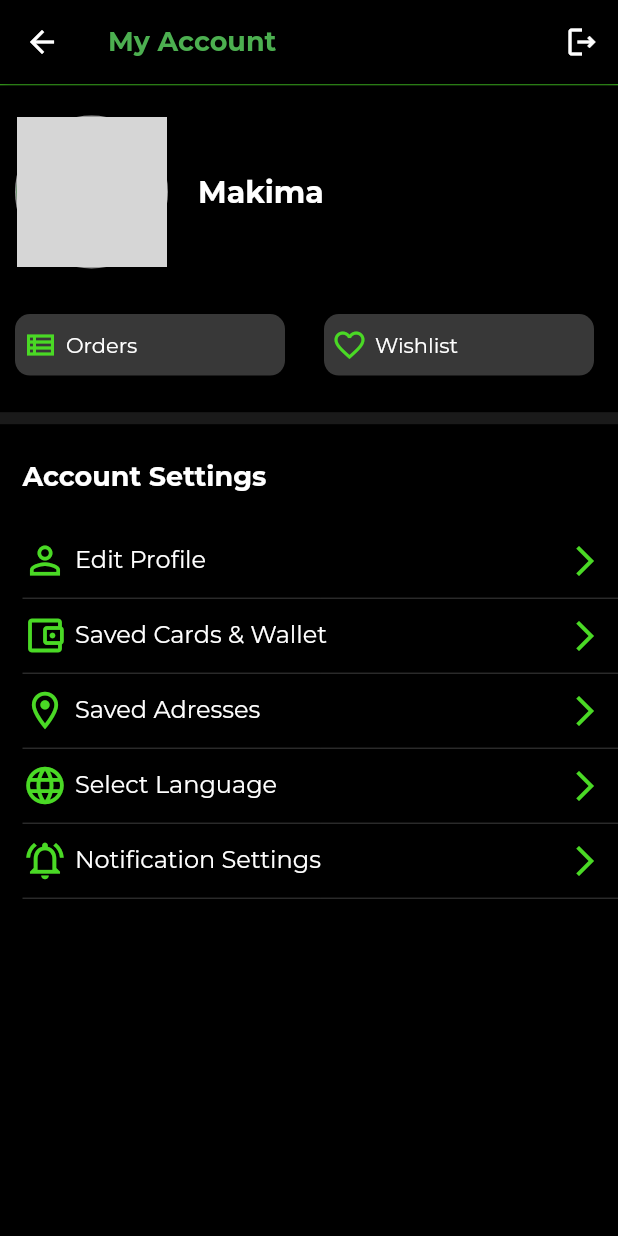
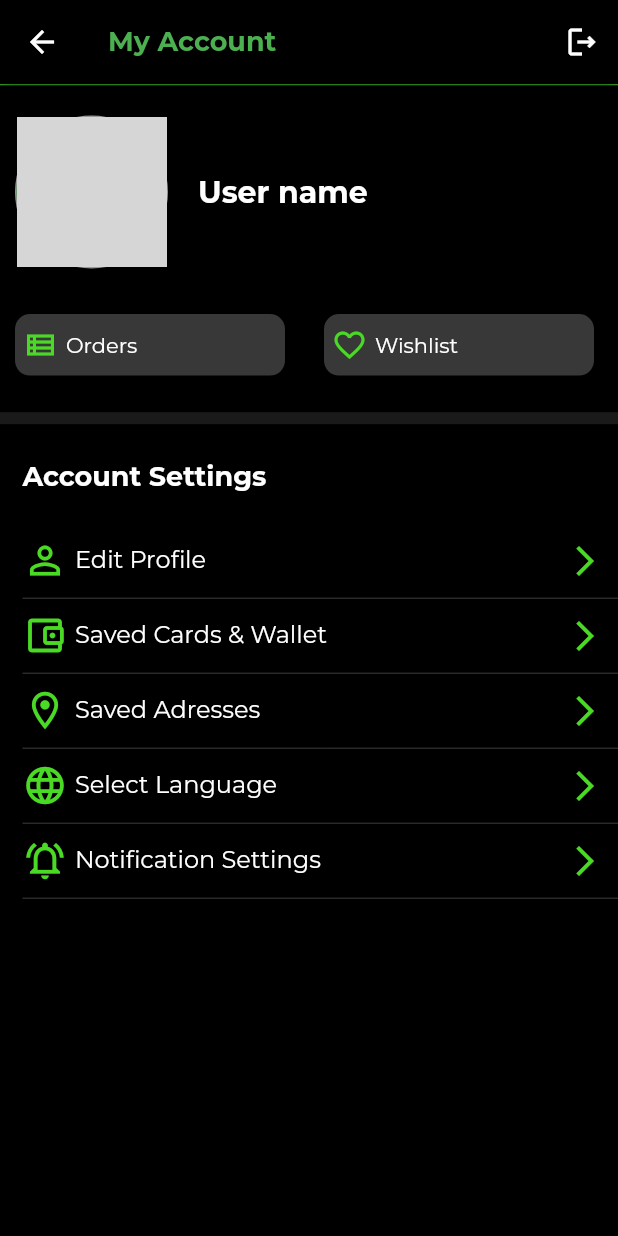
Before and after one commit to safder2000/Razer, a Flutter app: the ScreenAccount screen opened directly, on a phone screen of 412 x 824 dp. Run offline on Flutter 3.47's test engine with Material 2 defaults, Android fonts, the phone set to English and light mode, and no system bars; our stand-ins replace bloc, cloud_firestore, email_validator, firebase_auth, firebase_core, firebase_storage and 4 more; accounts and stored records are empty; network calls fail; grey boxes are pictures that could not be loaded.

Commit message:
user profie edit successfully failed 👍

```diff
--- /dev/null
+++ b/lib/application/EditProfile/edit_profile_event.dart
@@ -0,0 +1,15 @@
+part of 'edit_profile_bloc.dart';
+
+@immutable
+abstract class EditProfileEvent {}
+
+class ProfilePic extends EditProfileEvent {}
+
+class SaveProfie extends EditProfileEvent {
+  SaveProfie({
+    required this.name,
+    required this.number,
+  });
+  String name;
+  List<int> number;
+}
--- /dev/null
+++ b/lib/application/EditProfile/edit_profile_state.dart
@@ -0,0 +1,22 @@
+part of 'edit_profile_bloc.dart';
+
+@immutable
+class EditProfileState {
+  UserProfile profile;
+
+  EditProfileState({
+    required this.profile,
+  });
+}
+
+class InitialState extends EditProfileState {
+  InitialState()
+      : super(
+          profile: UserProfile(
+              email: '',
+              name: '',
+              number: [],
+              profilePic:
+                  'https://w1.pngwing.com/pngs/743/500/png-transparent-circle-silhouette-logo-user-user-profile-green-facial-expression-nose-cartoon.png'),
+        );
+}
--- a/lib/application/cart/cart_event.dart
+++ b/lib/application/cart/cart_event.dart
@@ -20,3 +20,7 @@ class RemoveFromCart extends CartEvent {
   Product product;
   final context;
 }
+
+class IncrementCount extends CartEvent {}
+
+class DecrementCount extends CartEvent {}
--- a/lib/application/cart/cart_state.dart
+++ b/lib/application/cart/cart_state.dart
@@ -2,10 +2,18 @@ part of 'cart_bloc.dart';
 
 @immutable
 class CartState {
-  CartState({required this.products});
+  CartState({
+    required this.products,
+    this.count = 1,
+  });
   List<Product> products;
+  int count;
 }
 
 class InitialState extends CartState {
-  InitialState() : super(products: []);
+  InitialState()
+      : super(
+          products: [],
+          count: 1,
+        );
 }
--- a/lib/functions/user_auth.dart
+++ b/lib/functions/user_auth.dart
@@ -66,8 +66,7 @@ class UserAuth {
     final docUser = FirebaseFirestore.instance.collection('users').doc(email);
     List<String> cart = [];
     Map<String, dynamic> map = {
-      'id': email,
-      'cart': cart,
+      'email': email,
     };
     await docUser.set(map);
     log('new user created n added to databse');
--- a/lib/main.dart
+++ b/lib/main.dart
@@ -3,6 +3,7 @@ import 'package:flutter/material.dart';
 import 'package:google_fonts/google_fonts.dart';
 
 import 'package:flutter_bloc/flutter_bloc.dart';
+import 'package:razer/application/EditProfile/edit_profile_bloc.dart';
 import 'package:razer/application/auth/auth_bloc.dart';
 import 'package:razer/application/cart/cart_bloc.dart';
 import 'package:razer/application/shop/shop_bloc.dart';
@@ -31,6 +32,9 @@ class MyApp extends StatelessWidget {
         BlocProvider<CartBloc>(
           create: (BuildContext context) => CartBloc(),
         ),
+        BlocProvider<EditProfileBloc>(
+          create: (BuildContext context) => EditProfileBloc(),
+        ),
       ],
       child: MaterialApp(
         debugShowCheckedModeBanner: false,
--- /dev/null
+++ b/lib/model/user_profile_model.dart
@@ -0,0 +1,27 @@
+import 'dart:convert';
+
+class UserProfile {
+  final String email;
+  final String name;
+  final List<int> number;
+  final String profilePic;
+  UserProfile({
+    required this.email,
+    required this.name,
+    required this.number,
+    required this.profilePic,
+  });
+  Map<String, dynamic> toJson() => {
+        'email': email,
+        'name': name,
+        'number': number,
+        'profilePic': profilePic,
+      };
+
+  static UserProfile fromJson(Map<String, dynamic> json) => UserProfile(
+        name: json['name'],
+        email: json['email'],
+        number: json['number'],
+        profilePic: json['profilePic'],
+      );
+}
--- a/lib/presentation/account/screen_account.dart
+++ b/lib/presentation/account/screen_account.dart
@@ -6,6 +6,7 @@ import 'package:flutter/material.dart';
 import 'package:razer/core/colors.dart';
 
 import 'package:razer/core/constents.dart';
+import 'package:razer/model/user_profile_model.dart';
 import 'package:razer/presentation/account/Orders/screen_orders.dart';
 import 'package:razer/presentation/account/account_settings/edit_profille/screen_edit_profle.dart';
 import 'package:razer/presentation/account/account_settings/notification_settings/screen_notifications.dart';
@@ -48,27 +49,58 @@ class ScreenAccount extends StatelessWidget {
           ),
           height_10,
           height_10,
-          Row(
+          StreamBuilder<List<UserProfile>>(
+              stream: null,
+              builder: (context, snapshot) {
+                if (snapshot.hasError) {
+                  return Center(
+                      child: Column(
+                    children: [
+                      const Text(
+                        'somthing went wrong ',
+                        style: TextStyle(color: Colors.white),
+                      ),
+                      Text(
+                        '${snapshot.error}',
+                        style: const TextStyle(color: Colors.white),
+                      ),
+                    ],
+                  ));
+                } else if (snapshot.hasData) {
+                  final user = snapshot.data;
+                  if (user == null || user.isEmpty) {
+                    return noDataFound();
+                  } else if (user.isNotEmpty) {
+                    return Row(
                       children: [
                         width_10,
-              const CircleAvatar(
+                        CircleAvatar(
                           radius: 51,
                           backgroundColor: Colors.white60,
                           child: CircleAvatar(
                             radius: 50,
                             backgroundImage: NetworkImage(
-                    'https://staticg.sportskeeda.com/editor/2022/10/77c8d-16660870279554-1920.jpg',
+                              "${user[0].profilePic}",
                             ),
                           ),
                         ),
                         width_10,
                         width_10,
-              const Text(
-                'Makima',
-                style: TextStyle(fontSize: 20, fontWeight: FontWeight.bold),
+                        Text(
+                          user[0].name,
+                          style: TextStyle(
+                              fontSize: 20, fontWeight: FontWeight.bold),
                         )
                       ],
-          ),
+                    );
+                    ;
+                  } else {
+                    return noDataFound();
+                  }
+                } else {
+                  return noDataFound();
+                }
+              }),
           height_10,
           height_10,
           GridView.count(
@@ -138,7 +170,7 @@ class ScreenAccount extends StatelessWidget {
                     Navigator.push(
                       context,
                       MaterialPageRoute<void>(
-                        builder: (BuildContext context) => const EditProfile(),
+                        builder: (BuildContext context) => EditProfile(),
                       ),
                     );
                   },
@@ -205,6 +237,30 @@ class ScreenAccount extends StatelessWidget {
           ),
         ],
       ),
+    );
+  }
+
+  Row noDataFound() {
+    return Row(
+      children: [
+        width_10,
+        CircleAvatar(
+          radius: 51,
+          backgroundColor: Colors.white60,
+          child: CircleAvatar(
+            radius: 50,
+            backgroundImage: NetworkImage(
+              "https://w1.pngwing.com/pngs/743/500/png-transparent-circle-silhouette-logo-user-user-profile-green-facial-expression-nose-cartoon.png",
+            ),
+          ),
+        ),
+        width_10,
+        width_10,
+        Text(
+          'User name',
+          style: TextStyle(fontSize: 20, fontWeight: FontWeight.bold),
+        )
+      ],
     );
   }
 
--- a/pubspec.yaml
+++ b/pubspec.yaml
@@ -40,7 +40,8 @@ dependencies:
   cupertino_icons: ^1.0.2
   email_validator: ^2.1.17
   flutter_rating_bar: ^4.0.1
-
+  image_picker: ^0.8.5+3
+  firebase_storage: ^11.0.4
 
   # The following adds the Cupertino Icons font to your application.
   # Use with the CupertinoIcons class for iOS style icons.
```
Also changed, not shown: lib/application/EditProfile/edit_profile_bloc.dart (added, +52 -0 lines), lib/application/cart/cart_bloc.dart (+10 -0 lines), lib/functions/image_fuctions.dart (added, +49 -0 lines), lib/functions/user_profile_functions.dart (added, +45 -0 lines), lib/presentation/account/account_settings/edit_profille/screen_edit_profle.dart (+32 -22 lines), lib/presentation/auth/screen_login.dart (+7 -12 lines), lib/presentation/auth/screen_signUp.dart (+54 -54 lines), lib/presentation/cart/screen_cart.dart (+19 -7 lines), lib/presentation/cart/widgets/cart_item_wdget.dart (+4 -4 lines), pubspec.lock, 1 other file. Lines whose indentation alone changed are shown as unchanged.
